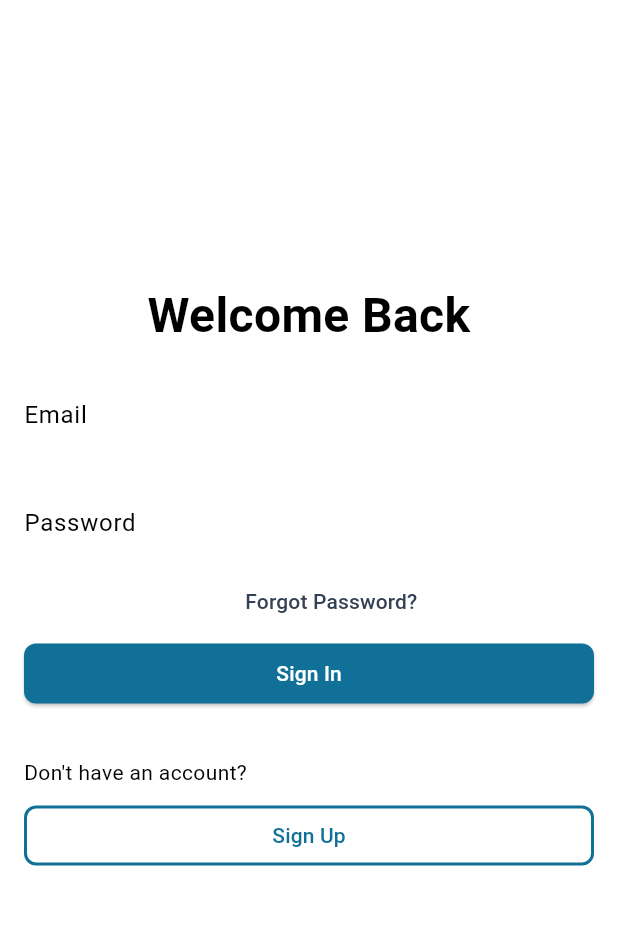
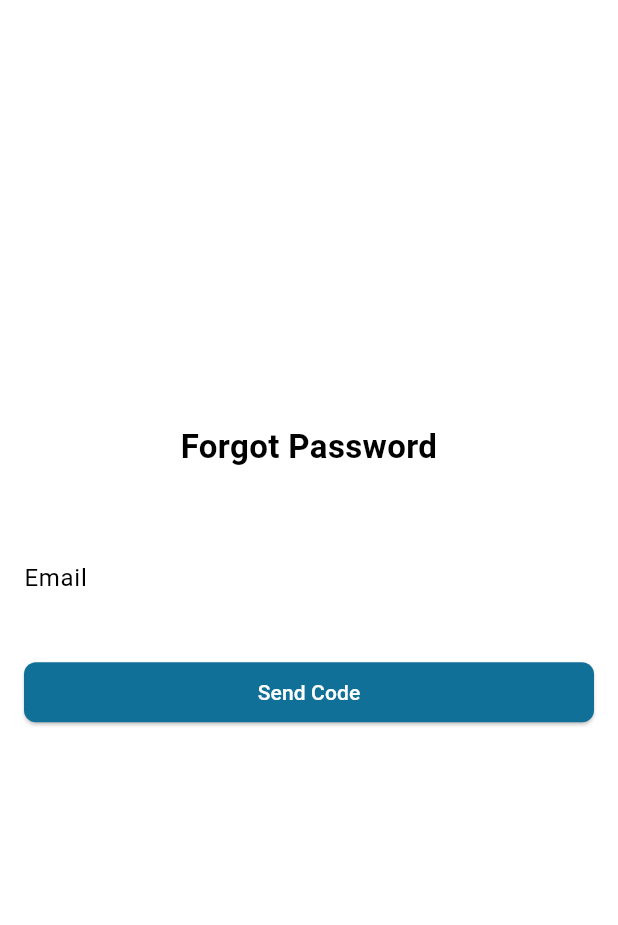
Before and after one commit to Bhalani/Flutter-Amplify, a Flutter app: the screen it shows after launch, after a tap on "Home", after a tap on "Forgot Password?", on a phone screen of 412 x 824 dp, the part 84-1009 px from its top. Run offline on Flutter 3.47's test engine with Material 3 defaults, Android fonts, the phone set to English and light mode, and no system bars; our stand-ins replace flutter_riverpod, go_router; missing offline and left inert: amplify_auth_cognito, amplify_flutter.

Commit message:
Update flash message design, add forgot password flow

```diff
--- a/lib/core/providers/auth_provider.dart
+++ b/lib/core/providers/auth_provider.dart
@@ -101,6 +101,7 @@ Future<void> confirmSignUp(
 
 Future<void> signInUser(WidgetRef ref, String email, String password) async {
   final authService = ref.read(authServiceProvider);
+  debugPrint('Signing in with email: $email');
   try {
     final result = await authService.signIn(email, password);
     ref.read(authStateProvider.notifier).state = AuthState(
--- /dev/null
+++ b/lib/features/auth/presentation/forgot_password_screen.dart
@@ -0,0 +1,189 @@
+import 'package:amplify_flutter/amplify_flutter.dart';
+import 'package:flutter/material.dart';
+import 'package:flutter_riverpod/flutter_riverpod.dart';
+import 'package:go_router/go_router.dart';
+import 'package:amplify_auth/main.dart';
+import '../../../core/providers/auth_provider.dart';
+import '../../shared/widgets/logo_widget.dart';
+
+class ForgotPasswordScreen extends ConsumerStatefulWidget {
+  const ForgotPasswordScreen({super.key});
+
+  @override
+  ConsumerState<ForgotPasswordScreen> createState() =>
+      _ForgotPasswordScreenState();
+}
+
+class _ForgotPasswordScreenState extends ConsumerState<ForgotPasswordScreen> {
+  final _formKey = GlobalKey<FormState>();
+  final TextEditingController _emailController = TextEditingController();
+  final TextEditingController _codeController = TextEditingController();
+  final TextEditingController _passwordController = TextEditingController();
+  final TextEditingController _confirmPasswordController =
+      TextEditingController();
+  bool codeSent = false;
+  bool isLoading = false;
+
+  @override
+  void dispose() {
+    _emailController.dispose();
+    _codeController.dispose();
+    _passwordController.dispose();
+    _confirmPasswordController.dispose();
+    super.dispose();
+  }
+
+  Future<void> _sendCode() async {
+    setState(() => isLoading = true);
+    try {
+      final result = await ref
+          .read(authServiceProvider)
+          .resetPassword(_emailController.text.trim());
+      final nextStep = result.nextStep.updateStep;
+      if (nextStep == AuthResetPasswordStep.confirmResetPasswordWithCode) {
+        setState(() {
+          codeSent = true;
+        });
+        showGentleSnackBar(context, 'Verification code sent to your email.',
+            type: SnackBarType.info);
+      } else if (result.isPasswordReset) {
+        // Password was reset without code (rare, but possible)
+        showGentleSnackBar(context, 'Password reset. Please sign in.',
+            type: SnackBarType.success);
+        context.go('/sign_in');
+      } else {
+        showGentleSnackBar(context, 'Unexpected next step: $nextStep',
+            type: SnackBarType.info);
+      }
+    } catch (e) {
+      showGentleSnackBar(context, e.toString(), type: SnackBarType.error);
+    } finally {
+      setState(() => isLoading = false);
+    }
+  }
+
+  Future<void> _confirmReset() async {
+    setState(() => isLoading = true);
+    try {
+      final result = await ref.read(authServiceProvider).confirmResetPassword(
+            _emailController.text.trim(),
+            _passwordController.text.trim(),
+            _codeController.text.trim(),
+          );
+      debugPrint('Result: ${result.isPasswordReset}');
+      if (result.isPasswordReset) {
+        showGentleSnackBar(
+            context, 'Password reset successful! Please sign in.',
+            type: SnackBarType.success);
+        context.go('/sign_in');
+      } else {
+        showGentleSnackBar(context, 'Password reset failed. Please try again.',
+            type: SnackBarType.error);
+      }
+    } catch (e) {
+      showGentleSnackBar(context, e.toString(), type: SnackBarType.error);
+    } finally {
+      setState(() => isLoading = false);
+    }
+  }
+
+  @override
+  Widget build(BuildContext context) {
+    return Scaffold(
+      appBar: AppBar(title: const LogoWidget(), centerTitle: true),
+      body: Center(
+        child: Padding(
+          padding: const EdgeInsets.all(16.0),
+          child: Form(
+            key: _formKey,
+            child: Column(
+              mainAxisSize: MainAxisSize.min,
+              crossAxisAlignment: CrossAxisAlignment.stretch,
+              children: [
+                const Text(
+                  'Forgot Password',
+                  style: TextStyle(
+                    fontSize: 22,
+                    fontWeight: FontWeight.bold,
+                    color: Colors.black,
+                  ),
+                  textAlign: TextAlign.center,
+                ),
+                const SizedBox(height: 44),
+                TextFormField(
+                  controller: _emailController,
+                  decoration: const InputDecoration(labelText: 'Email'),
+                  keyboardType: TextInputType.emailAddress,
+                  validator: (value) => value == null || !value.contains('@')
+                      ? 'Enter a valid email'
+                      : null,
+                  enabled: !codeSent,
+                ),
+                if (codeSent) ...[
+                  const SizedBox(height: 16),
+                  TextFormField(
+                    controller: _codeController,
+                    decoration:
+                        const InputDecoration(labelText: 'Verification Code'),
+                    validator: (value) => value == null || value.isEmpty
+                        ? 'Enter the code sent to your email'
+                        : null,
+                  ),
+                  const SizedBox(height: 16),
+                  TextFormField(
+                    controller: _passwordController,
+                    decoration:
+                        const InputDecoration(labelText: 'New Password'),
+                    obscureText: true,
+                    validator: (value) => value == null || value.length < 6
+                        ? 'Password must be at least 6 characters'
+                        : null,
+                  ),
+                  const SizedBox(height: 16),
+                  TextFormField(
+                    controller: _confirmPasswordController,
+                    decoration:
+                        const InputDecoration(labelText: 'Confirm Password'),
+                    obscureText: true,
+                    validator: (value) {
+                      if (value == null || value.isEmpty) {
+                        return 'Please confirm your password';
+                      }
+                      if (value != _passwordController.text) {
+                        return 'Passwords do not match';
+                      }
+                      return null;
+                    },
+                  ),
+                ],
+                const SizedBox(height: 24),
+                isLoading
+                    ? const Center(child: CircularProgressIndicator())
+                    : ElevatedButton(
+                        onPressed: () async {
+                          if (_formKey.currentState?.validate() ?? false) {
+                            if (codeSent &&
+                                _passwordController.text !=
+                                    _confirmPasswordController.text) {
+                              showGentleSnackBar(
+                                  context, 'Passwords do not match',
+                                  type: SnackBarType.error);
+                              return;
+                            }
+                            if (!codeSent) {
+                              await _sendCode();
+                            } else {
+                              await _confirmReset();
+                            }
+                          }
+                        },
+                        child: Text(codeSent ? 'Reset Password' : 'Send Code'),
+                      ),
+              ],
+            ),
+          ),
+        ),
+      ),
+    );
+  }
+}
--- a/lib/features/auth/presentation/sign_in_screen.dart
+++ b/lib/features/auth/presentation/sign_in_screen.dart
@@ -3,22 +3,31 @@ import 'package:go_router/go_router.dart';
 import 'package:flutter_riverpod/flutter_riverpod.dart';
 import '../../../core/providers/auth_provider.dart';
 import '../../shared/widgets/logo_widget.dart';
+import 'package:amplify_auth/main.dart';
 
-class SignInScreen extends ConsumerWidget {
+class SignInScreen extends ConsumerStatefulWidget {
   const SignInScreen({super.key});
 
   @override
-  Widget build(BuildContext context, WidgetRef ref) {
+  ConsumerState<SignInScreen> createState() => _SignInScreenState();
+}
+
+class _SignInScreenState extends ConsumerState<SignInScreen> {
   final formKey = GlobalKey<FormState>();
   String email = '';
   String password = '';
+  bool isLoading = false;
 
+  @override
+  Widget build(BuildContext context) {
     return Scaffold(
       appBar: AppBar(
         title: const LogoWidget(),
         centerTitle: true,
       ),
-      body: Center(
+      body: Stack(
+        children: [
+          Center(
             child: Padding(
               padding: const EdgeInsets.all(16.0),
               child: Form(
@@ -30,7 +39,7 @@ class SignInScreen extends ConsumerWidget {
                     const Text(
                       'Welcome Back',
                       style: TextStyle(
-                    fontSize: 32,
+                        fontSize: 22,
                         fontWeight: FontWeight.bold,
                         color: Colors.black,
                       ),
@@ -40,10 +49,12 @@ class SignInScreen extends ConsumerWidget {
                     TextFormField(
                       decoration: const InputDecoration(labelText: 'Email'),
                       keyboardType: TextInputType.emailAddress,
-                  validator: (value) => value == null || !value.contains('@')
+                      validator: (value) =>
+                          value == null || !value.contains('@')
                               ? 'Enter a valid email'
                               : null,
                       onSaved: (value) => email = value ?? '',
+                      enabled: !isLoading,
                     ),
                     const SizedBox(height: 16),
                     TextFormField(
@@ -53,44 +64,79 @@ class SignInScreen extends ConsumerWidget {
                           ? 'Password must be at least 6 characters'
                           : null,
                       onSaved: (value) => password = value ?? '',
+                      enabled: !isLoading,
                     ),
-                Align(
-                  alignment: Alignment.centerRight,
-                  child: TextButton(
-                    onPressed: () {
-                      // Handle forgot password
+                    const SizedBox(height: 12),
+                    Row(
+                      children: [
+                        const Spacer(),
+                        TextButton(
+                          style: TextButton.styleFrom(
+                            padding: EdgeInsets.only(right: 5),
+                            minimumSize: Size(0, 0),
+                            tapTargetSize: MaterialTapTargetSize.shrinkWrap,
+                            visualDensity: VisualDensity.compact,
+                          ),
+                          onPressed: isLoading
+                              ? null
+                              : () {
+                                  context.go('/forgot_password');
                                 },
-                    child: const Text('Forgot Password?'),
+                          child: const Text(
+                            'Forgot Password?',
+                            style: TextStyle(
+                              decoration: TextDecoration.underline,
+                              color: Colors.blue,
                             ),
                           ),
+                        ),
+                      ],
+                    ),
+                    const SizedBox(height: 8),
                     ElevatedButton(
-                  onPressed: () async {
+                      onPressed: isLoading
+                          ? null
+                          : () async {
                               if (formKey.currentState?.validate() ?? false) {
                                 formKey.currentState?.save();
+                                setState(() => isLoading = true);
                                 try {
                                   await signInUser(
                                     ref,
                                     email,
                                     password,
                                   );
-                        ScaffoldMessenger.of(context).showSnackBar(
-                          const SnackBar(content: Text('Sign-in successful!')),
-                        );
+                                  showGentleSnackBar(
+                                      context, 'Sign-in successful!',
+                                      type: SnackBarType.success);
                                   context.go('/home');
                                 } catch (e) {
-                        ScaffoldMessenger.of(context).showSnackBar(
-                          SnackBar(content: Text('Error: $e')),
-                        );
+                                  showGentleSnackBar(context, 'Error: $e',
+                                      type: SnackBarType.error);
+                                } finally {
+                                  setState(() => isLoading = false);
                                 }
                               }
                             },
-                  child: const Text('Sign In'),
+                      child: isLoading
+                          ? const SizedBox(
+                              width: 24,
+                              height: 24,
+                              child: CircularProgressIndicator(
+                                strokeWidth: 2.5,
+                                valueColor:
+                                    AlwaysStoppedAnimation<Color>(Colors.white),
+                              ),
+                            )
+                          : const Text('Sign In'),
                     ),
                     const SizedBox(height: 32),
-                Text("Don\'t have an account?"),
+                    Text("Don't have an account?"),
                     const SizedBox(height: 8),
                     OutlinedButton(
-                  onPressed: () {
+                      onPressed: isLoading
+                          ? null
+                          : () {
                               context.go('/sign_up');
                             },
                       child: const Text('Sign Up'),
@@ -100,6 +146,16 @@ class SignInScreen extends ConsumerWidget {
               ),
             ),
           ),
+          if (isLoading)
+            Positioned.fill(
+              child: IgnorePointer(
+                child: Container(
+                  color: Colors.black.withOpacity(0.08),
+                ),
+              ),
+            ),
+        ],
+      ),
     );
   }
 }
--- a/lib/router/app_router.dart
+++ b/lib/router/app_router.dart
@@ -4,6 +4,7 @@ import '../features/auth/presentation/sign_in_screen.dart';
 import '../features/auth/presentation/sign_up_screen.dart';
 import '../features/auth/presentation/verify_email_screen.dart';
 import '../features/auth/presentation/verification_code_screen.dart';
+import '../features/auth/presentation/forgot_password_screen.dart';
 import '../features/home/presentation/home_screen.dart';
 import '../features/design_components/presentation/ui_components_screen.dart';
 import '../features/design_components/presentation/new_ui_components_screen.dart';
@@ -100,5 +101,18 @@ final GoRouter appRouter = GoRouter(
       path: '/about_us',
       builder: (context, state) => const AboutUsScreen(),
     ),
+    GoRoute(
+      path: '/forgot_password',
+      builder: (context, state) => const ForgotPasswordScreen(),
+      redirect: (context, state) async {
+        try {
+          final session = await Amplify.Auth.fetchAuthSession();
+          if (session.isSignedIn) {
+            return '/home';
+          }
+        } catch (e) {}
+        return null;
+      },
+    ),
   ],
 );
```
Also changed, not shown: lib/core/services/amplify_reset_password_result_sample.dart (added, +10 -0 lines), lib/core/services/auth_service.dart (+30 -0 lines), lib/main.dart (+32 -0 lines), lib/features/auth/presentation/veify_email_screen.dart (deleted). Lines whose indentation alone changed are shown as unchanged.
